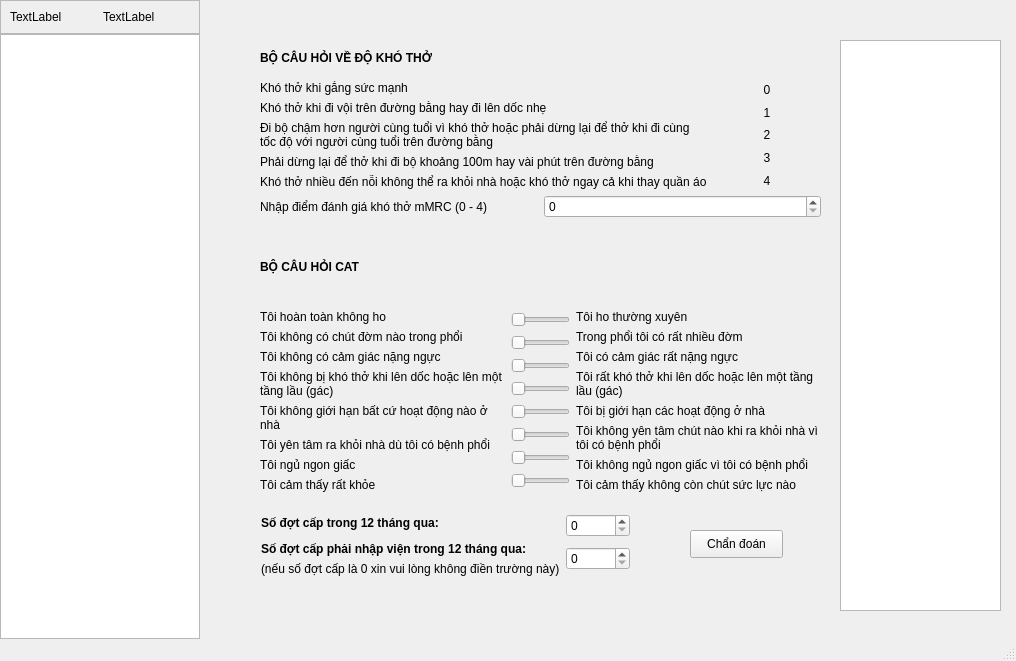
First picture: the form in interface/Interface/main_ui.ui, repository tanmaivan/COPD-Diagnosis-Expert-System, before the edit.
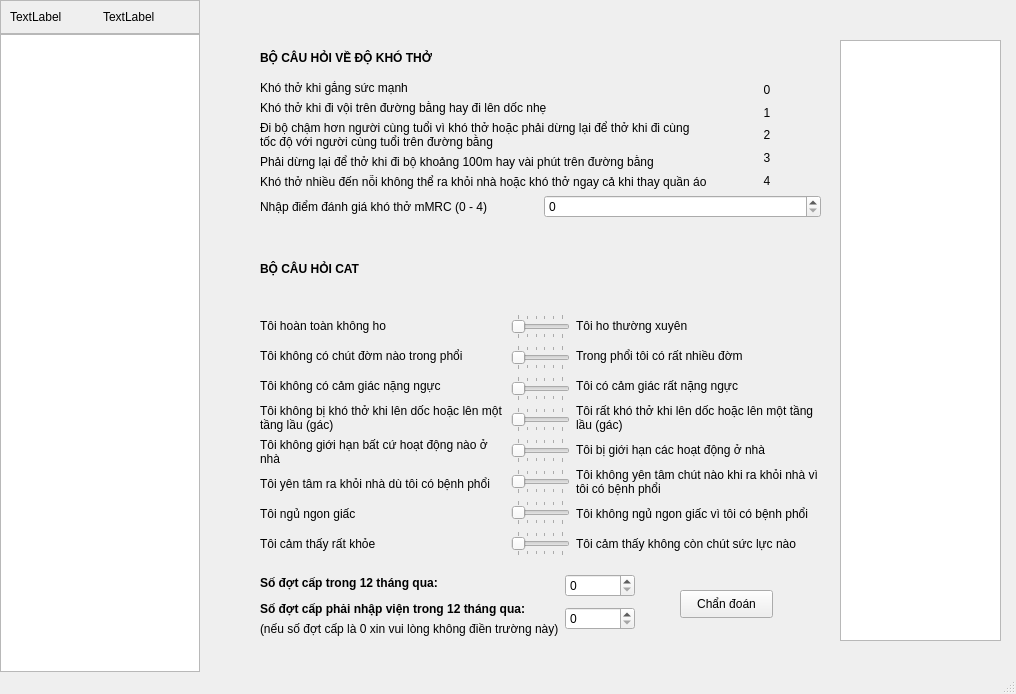
Second picture: the form after the edit. The open tabs and pages were chosen to show the change.

What changed in the file:
```diff
--- a/interface/Interface/main_ui.ui
+++ b/interface/Interface/main_ui.ui
@@ -7,7 +7,7 @@
     <x>0</x>
     <y>0</y>
     <width>1016</width>
-    <height>661</height>
+    <height>694</height>
    </rect>
   </property>
   <property name="windowTitle">
@@ -371,8 +371,8 @@
        <widget class="QPushButton" name="pushButton">
         <property name="geometry">
          <rect>
-          <x>490</x>
-          <y>530</y>
+          <x>480</x>
+          <y>590</y>
           <width>93</width>
           <height>28</height>
          </rect>
@@ -387,11 +387,11 @@
           <x>640</x>
           <y>40</y>
           <width>161</width>
-          <height>571</height>
+          <height>601</height>
          </rect>
         </property>
        </widget>
-       <widget class="QWidget" name="">
+       <widget class="QWidget" name="layoutWidget">
         <property name="geometry">
          <rect>
           <x>60</x>
@@ -534,13 +534,13 @@
          </item>
         </layout>
        </widget>
-       <widget class="QWidget" name="">
+       <widget class="QWidget" name="layoutWidget">
         <property name="geometry">
          <rect>
           <x>60</x>
           <y>230</y>
           <width>566</width>
-          <height>262</height>
+          <height>326</height>
          </rect>
         </property>
         <layout class="QVBoxLayout" name="verticalLayout_13">
@@ -653,6 +653,9 @@
                <property name="orientation">
                 <enum>Qt::Horizontal</enum>
                </property>
+               <property name="tickPosition">
+                <enum>QSlider::TicksBothSides</enum>
+               </property>
               </widget>
              </item>
              <item>
@@ -663,6 +666,9 @@
                <property name="orientation">
                 <enum>Qt::Horizontal</enum>
                </property>
+               <property name="tickPosition">
+                <enum>QSlider::TicksBothSides</enum>
+               </property>
               </widget>
              </item>
              <item>
@@ -673,6 +679,9 @@
                <property name="orientation">
                 <enum>Qt::Horizontal</enum>
                </property>
+               <property name="tickPosition">
+                <enum>QSlider::TicksBothSides</enum>
+               </property>
               </widget>
              </item>
              <item>
@@ -683,6 +692,9 @@
                <property name="orientation">
                 <enum>Qt::Horizontal</enum>
                </property>
+               <property name="tickPosition">
+                <enum>QSlider::TicksBothSides</enum>
+               </property>
               </widget>
              </item>
              <item>
@@ -693,6 +705,9 @@
                <property name="orientation">
                 <enum>Qt::Horizontal</enum>
                </property>
+               <property name="tickPosition">
+                <enum>QSlider::TicksBothSides</enum>
+               </property>
               </widget>
              </item>
              <item>
@@ -703,6 +718,9 @@
                <property name="orientation">
                 <enum>Qt::Horizontal</enum>
                </property>
+               <property name="tickPosition">
+                <enum>QSlider::TicksBothSides</enum>
+               </property>
               </widget>
              </item>
              <item>
@@ -713,6 +731,9 @@
                <property name="orientation">
                 <enum>Qt::Horizontal</enum>
                </property>
+               <property name="tickPosition">
+                <enum>QSlider::TicksBothSides</enum>
+               </property>
               </widget>
              </item>
              <item>
@@ -723,6 +744,9 @@
                <property name="orientation">
                 <enum>Qt::Horizontal</enum>
                </property>
+               <property name="tickPosition">
+                <enum>QSlider::TicksBothSides</enum>
+               </property>
               </widget>
              </item>
             </layout>
@@ -815,12 +839,12 @@
          </item>
         </layout>
        </widget>
-       <widget class="QWidget" name="">
+       <widget class="QWidget" name="layoutWidget">
         <property name="geometry">
          <rect>
-          <x>61</x>
-          <y>510</y>
-          <width>369</width>
+          <x>60</x>
+          <y>570</y>
+          <width>375</width>
           <height>66</height>
          </rect>
         </property>
```
Left out of the diff: 69 changed lines with no effect on the pictures.
